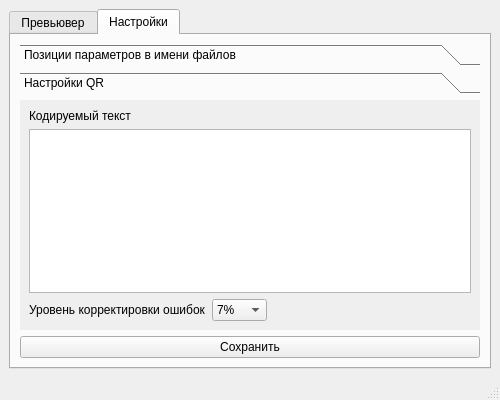
Qt form previwer2_window.ui (Dyrnwyn/Previewer-2.0) before a commit.
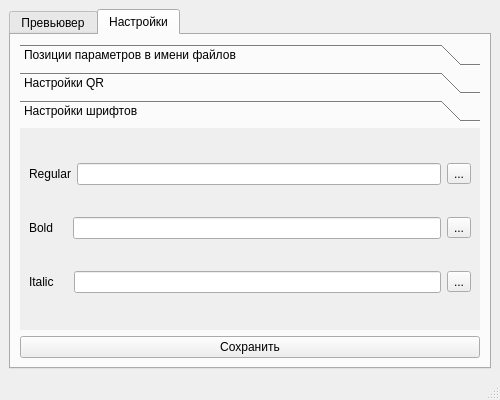
The same form after that commit. The open tabs and pages were chosen to show the change.

Commit message: fix font search and compose holst

Patch:
```diff
--- a/previwer2_window.ui
+++ b/previwer2_window.ui
@@ -47,7 +47,7 @@
    <property name="locale">
     <locale language="Russian" country="Russia"/>
    </property>
-   <layout class="QHBoxLayout" name="horizontalLayout_3">
+   <layout class="QVBoxLayout" name="verticalLayout_7">
     <item>
      <widget class="QTabWidget" name="tabWidget">
       <property name="sizePolicy">
@@ -305,7 +305,7 @@
            <string notr="true"/>
           </property>
           <property name="currentIndex">
-           <number>1</number>
+           <number>2</number>
           </property>
           <widget class="QWidget" name="page">
            <property name="geometry">
@@ -659,8 +659,8 @@
             <rect>
              <x>0</x>
              <y>0</y>
-             <width>468</width>
-             <height>200</height>
+             <width>460</width>
+             <height>181</height>
             </rect>
            </property>
            <property name="styleSheet">
@@ -692,8 +692,11 @@
                 </property>
                 <property name="html">
                  <string>&lt;!DOCTYPE HTML PUBLIC &quot;-//W3C//DTD HTML 4.0//EN&quot; &quot;http://www.w3.org/TR/REC-html40/strict.dtd&quot;&gt;
-&lt;html&gt;&lt;head&gt;&lt;meta name=&quot;qrichtext&quot; content=&quot;1&quot; /&gt;&lt;style type=&quot;text/css&quot;&gt;
+&lt;html&gt;&lt;head&gt;&lt;meta name=&quot;qrichtext&quot; content=&quot;1&quot; /&gt;&lt;meta charset=&quot;utf-8&quot; /&gt;&lt;style type=&quot;text/css&quot;&gt;
 p, li { white-space: pre-wrap; }
+hr { height: 1px; border-width: 0; }
+li.unchecked::marker { content: &quot;\2610&quot;; }
+li.checked::marker { content: &quot;\2612&quot;; }
 &lt;/style&gt;&lt;/head&gt;&lt;body style=&quot; font-family:'Cantarell'; font-size:11pt; font-weight:400; font-style:normal;&quot;&gt;
 &lt;p style=&quot;-qt-paragraph-type:empty; margin-top:0px; margin-bottom:0px; margin-left:0px; margin-right:0px; -qt-block-indent:0; text-indent:0px;&quot;&gt;&lt;br /&gt;&lt;/p&gt;&lt;/body&gt;&lt;/html&gt;</string>
                 </property>
@@ -754,6 +757,108 @@
             </item>
            </layout>
           </widget>
+          <widget class="QWidget" name="page_font">
+           <attribute name="label">
+            <string>Настройки шрифтов</string>
+           </attribute>
+           <layout class="QVBoxLayout" name="verticalLayout_8">
+            <item>
+             <layout class="QHBoxLayout" name="horizontalLayout_6">
+              <item>
+               <widget class="QLabel" name="label_13">
+                <property name="text">
+                 <string>Regular</string>
+                </property>
+               </widget>
+              </item>
+              <item>
+               <widget class="QLineEdit" name="lineEdit_RegularFont"/>
+              </item>
+              <item>
+               <widget class="QToolButton" name="toolButton_RegularFont">
+                <property name="text">
+                 <string>...</string>
+                </property>
+               </widget>
+              </item>
+             </layout>
+            </item>
+            <item>
+             <layout class="QHBoxLayout" name="horizontalLayout_3">
+              <item>
+               <widget class="QLabel" name="label_14">
+                <property name="text">
+                 <string>Bold</string>
+                </property>
+               </widget>
+              </item>
+              <item>
+               <spacer name="horizontalSpacer_2">
+                <property name="orientation">
+                 <enum>Qt::Horizontal</enum>
+                </property>
+                <property name="sizeType">
+                 <enum>QSizePolicy::Fixed</enum>
+                </property>
+                <property name="sizeHint" stdset="0">
+                 <size>
+                  <width>14</width>
+                  <height>17</height>
+                 </size>
+                </property>
+               </spacer>
+              </item>
+              <item>
+               <widget class="QLineEdit" name="lineEdit_BoldFont"/>
+              </item>
+              <item>
+               <widget class="QToolButton" name="toolButton_BoldFont">
+                <property name="text">
+                 <string>...</string>
+                </property>
+               </widget>
+              </item>
+             </layout>
+            </item>
+            <item>
+             <layout class="QHBoxLayout" name="horizontalLayout_2">
+              <item>
+               <widget class="QLabel" name="label_15">
+                <property name="text">
+                 <string>Italic</string>
+                </property>
+               </widget>
+              </item>
+              <item>
+               <spacer name="horizontalSpacer_3">
+                <property name="orientation">
+                 <enum>Qt::Horizontal</enum>
+                </property>
+                <property name="sizeType">
+                 <enum>QSizePolicy::Fixed</enum>
+                </property>
+                <property name="sizeHint" stdset="0">
+                 <size>
+                  <width>14</width>
+                  <height>20</height>
+                 </size>
+                </property>
+               </spacer>
+              </item>
+              <item>
+               <widget class="QLineEdit" name="lineEdit_ItalicFont"/>
+              </item>
+              <item>
+               <widget class="QToolButton" name="toolButton_ItalicFont">
+                <property name="text">
+                 <string>...</string>
+                </property>
+               </widget>
+              </item>
+             </layout>
+            </item>
+           </layout>
+          </widget>
          </widget>
         </item>
         <item>
```
Left out of the diff: 47 changed lines with no effect on the pictures. The commit also changes 5 other files.
